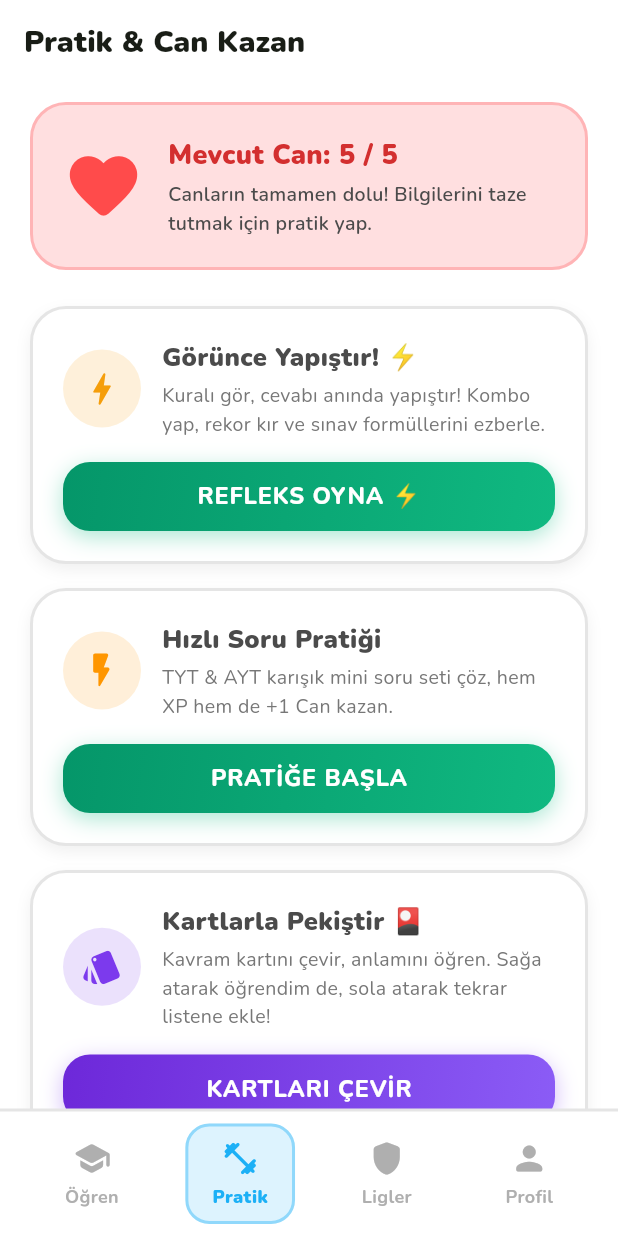
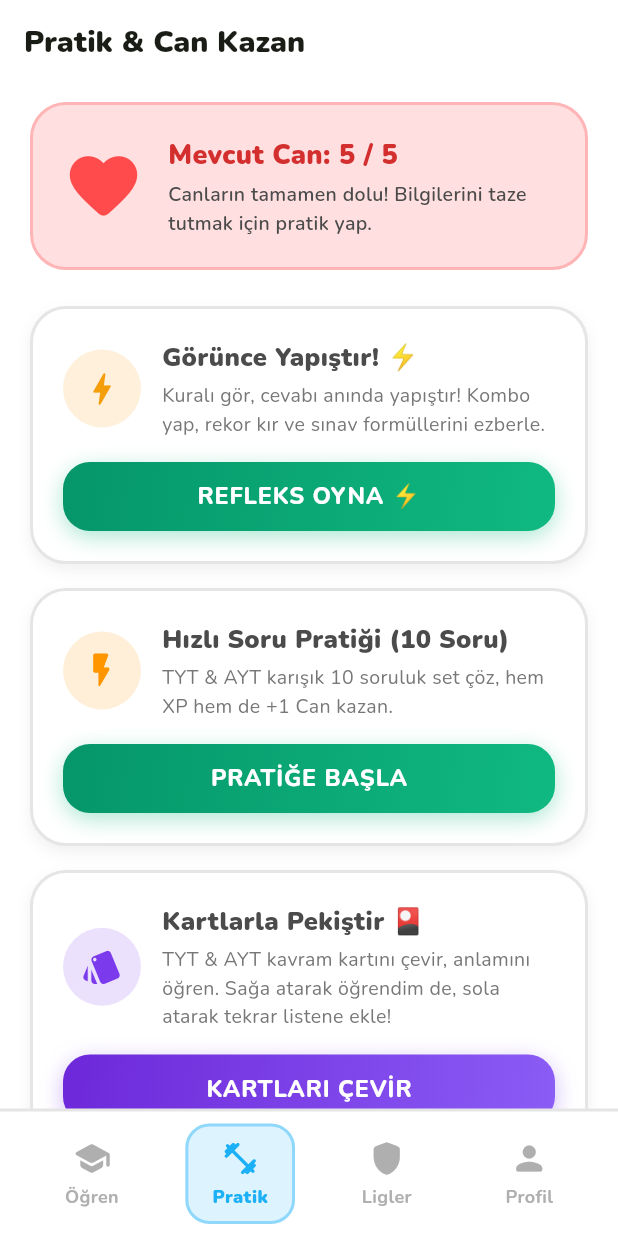
Before and after one commit to mraery/yks, a Flutter app: the screen it shows after launch, item 2 of the bottom bar chosen, on a phone screen of 412 x 824 dp. Run offline on Flutter 3.47's test engine with Material 3 defaults, Android fonts, the phone set to English and light mode, and no system bars; our stand-ins replace flutter_animate, flutter_riverpod, google_fonts, shared_preferences; missing offline and left inert: dart:js_interop; network calls fail.

Commit message:
feat: YKS soru havuzu ve kagan promosyon kodu destegi

```diff
--- a/lib/providers/game_provider.dart
+++ b/lib/providers/game_provider.dart
@@ -251,9 +251,9 @@ class UserProfileNotifier extends StateNotifier<UserProfile> {
       );
     }
 
-    // 🚀 KULLANICININ ÖZEL HİLE & PREMİUM KODU: kagan123
+    // 🚀 KULLANICININ ÖZEL HİLE & PREMİUM KODU: kagan
     // Tekrar yazınca hile modu ve Premium kapanır, canlı moda döner!
-    if (code == 'kagan123') {
+    if (code == 'kagan' || code == 'kagan123') {
       if (state.isCheatUnlocked || state.isPremium) {
         state = state.copyWith(
           isCheatUnlocked: false,
--- a/lib/screens/practice_screen.dart
+++ b/lib/screens/practice_screen.dart
@@ -7,8 +7,6 @@ import '../widgets/duo_button.dart';
 import 'flashcards_screen.dart';
 import 'fast_reflex_screen.dart';
 import 'quiz_screen.dart';
-import 'fast_reflex_screen.dart';
-import 'splash_mascot_screen.dart';
 
 class PracticeScreen extends ConsumerWidget {
   const PracticeScreen({super.key});
@@ -101,8 +99,8 @@ class PracticeScreen extends ConsumerWidget {
             // Hızlı Pratik Modu Kartı
             _buildActionCard(
               context: context,
-              title: 'Hızlı Soru Pratiği',
-              subtitle: 'TYT & AYT karışık mini soru seti çöz, hem XP hem de +1 Can kazan.',
+              title: 'Hızlı Soru Pratiği (10 Soru)',
+              subtitle: 'TYT & AYT karışık 10 soruluk set çöz, hem XP hem de +1 Can kazan.',
               icon: Icons.flash_on_rounded,
               iconColor: const Color(0xFFFF9600),
               buttonText: 'PRATİĞE BAŞLA',
@@ -114,7 +112,7 @@ class PracticeScreen extends ConsumerWidget {
                     .where((q) => q.type != QuestionType.conceptCard)
                     .toList();
                 allQuizQuestions.shuffle();
-                final practiceQuestions = allQuizQuestions.take(3).toList();
+                final practiceQuestions = allQuizQuestions.take(10).toList();
 
                 // Karışık pratik dersi oluştur
                 final practiceLesson = Lesson(
@@ -143,7 +141,7 @@ class PracticeScreen extends ConsumerWidget {
             _buildActionCard(
               context: context,
               title: 'Kartlarla Pekiştir 🎴',
-              subtitle: 'Kavram kartını çevir, anlamını öğren. Sağa atarak öğrendim de, sola atarak tekrar listene ekle!',
+              subtitle: 'TYT & AYT kavram kartını çevir, anlamını öğren. Sağa atarak öğrendim de, sola atarak tekrar listene ekle!',
               icon: Icons.style_rounded,
               iconColor: const Color(0xFF7C3AED),
               buttonText: 'KARTLARI ÇEVİR',
@@ -174,7 +172,7 @@ class PracticeScreen extends ConsumerWidget {
                     .expand((l) => l.questions)
                     .where((q) => q.type != QuestionType.conceptCard)
                     .toList();
-                final mistakeQuestions = allQuestions.take(2).toList();
+                final mistakeQuestions = allQuestions.take(5).toList();
 
                 final mistakeLesson = Lesson(
                   id: 'practice_mistakes',
@@ -194,9 +192,9 @@ class PracticeScreen extends ConsumerWidget {
 
             const SizedBox(height: 24),
 
-            // Günün KPSS Hap Bilgisi
+            // Günün YKS Hap Bilgisi
             const Text(
-              'GÜNÜN KPSS HAP BİLGİSİ 💡',
+              'GÜNÜN YKS (TYT & AYT) HAP BİLGİSİ 💡',
               style: TextStyle(
                 fontWeight: FontWeight.w900,
                 fontSize: 14,
@@ -220,14 +218,14 @@ class PracticeScreen extends ConsumerWidget {
                       Icon(Icons.lightbulb_rounded, color: Color(0xFFFFC800), size: 24),
                       SizedBox(width: 8),
                       Text(
-                        'Amasya Genelgesi Püf Noktası',
+                        'TYT-AYT Fonksiyon & Türev Püf Noktası',
                         style: TextStyle(fontWeight: FontWeight.w800, fontSize: 15),
                       ),
                     ],
                   ),
                   SizedBox(height: 8),
                   Text(
-                    '"Milletin bağımsızlığını yine milletin azim ve kararı kurtaracaktır" maddesi hem yöntemi belirtir hem de ilk kez ulusal egemenlikten üstü kapalı bahseder.',
+                    'Bir f(x) fonksiyonunun yerel ekstremum noktalarında birinci türev f\'(x) = 0 olur ve türev işaret değiştirir! Ancak çift katlı köklerde türev sıfır olsa bile işaret değişmediğinden ekstremum nokta oluşmaz.',
                     style: TextStyle(fontSize: 14, color: Color(0xFF4B4B4B), height: 1.4),
                   ),
                 ],
```
Also changed, not shown: lib/data/mock_lessons.dart (+12 -0 lines), lib/providers/quiz_provider.dart (+33 -0 lines), lib/screens/quiz_screen.dart (+57 -7 lines), 5 other files.
